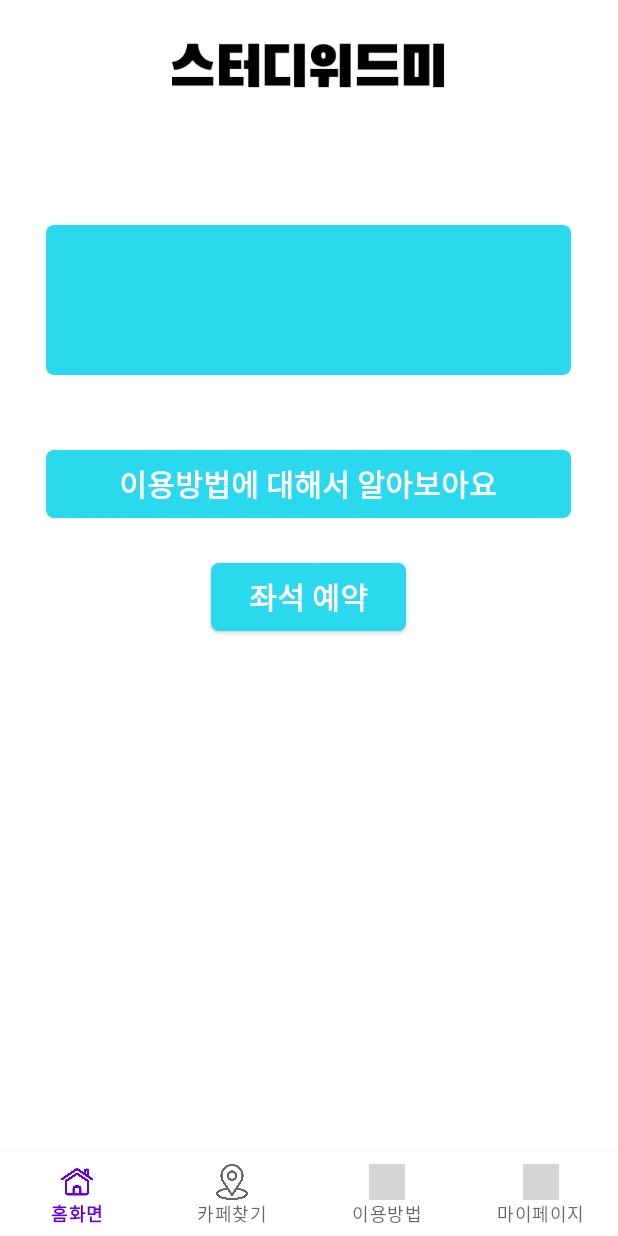
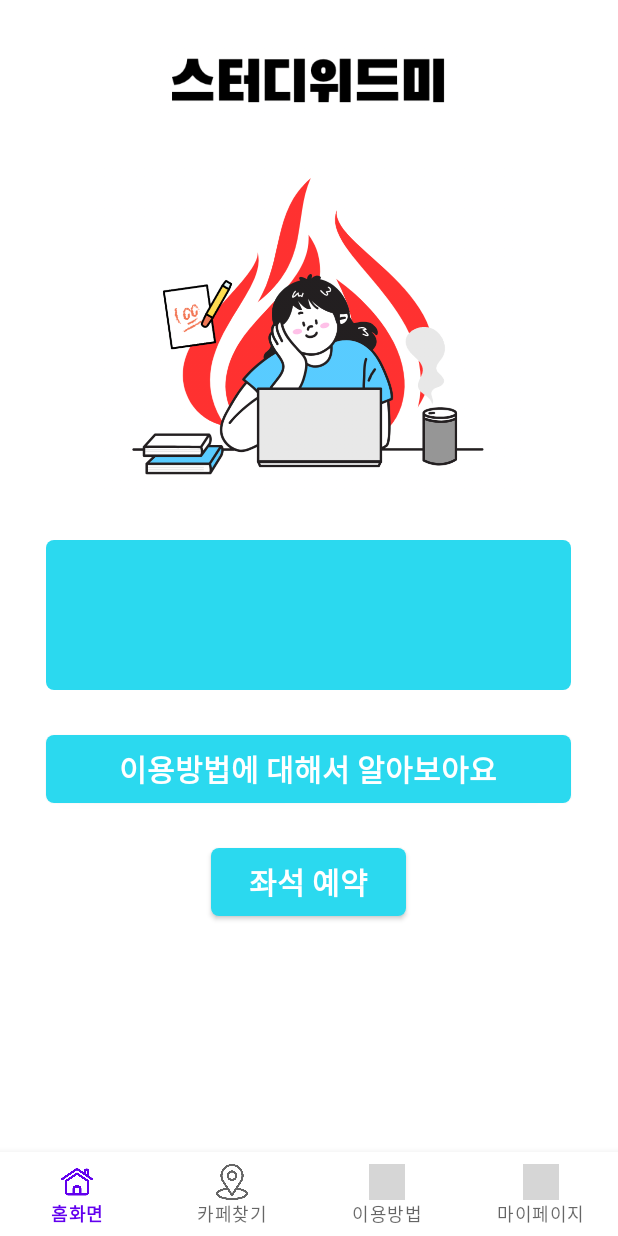
Before and after one commit to Seong-A/StudyWithMe, an Android app: the LoginSuccessActivity screen opened directly, with no data from a screen before it, on a phone screen of 412 x 824 dp. Run offline under Robolectric (Android 15) with nearby library versions, the phone set to English and light mode, and no system bars; our stand-ins replace Firebase (no records; nobody signed in at launch, a user with empty details on screens opened directly); grey boxes are pictures that could not be loaded.

Commit message:
Main ViewPager2

```diff
--- a/app/build.gradle
+++ b/app/build.gradle
@@ -36,6 +36,7 @@ dependencies {
     implementation 'com.google.android.material:material:1.10.0'
     implementation 'androidx.constraintlayout:constraintlayout:2.1.4'
     implementation 'com.google.firebase:firebase-auth:22.3.0'
+    implementation 'androidx.viewpager2:viewpager2:1.0.0'
     testImplementation 'junit:junit:4.13.2'
     androidTestImplementation 'androidx.test.ext:junit:1.1.5'
     androidTestImplementation 'androidx.test.espresso:espresso-core:3.5.1'
--- /dev/null
+++ b/app/src/main/java/com/example/studywithme/Fragment1.java
@@ -0,0 +1,35 @@
+package com.example.studywithme;
+
+import android.os.Bundle;
+import android.view.LayoutInflater;
+import android.view.View;
+import android.view.ViewGroup;
+
+import androidx.annotation.NonNull;
+import androidx.annotation.Nullable;
+import androidx.fragment.app.Fragment;
+
+public class Fragment1 extends Fragment {
+    public static Fragment1 newInstance(int number) {
+        Fragment1 fragment1 = new Fragment1();
+        Bundle bundle = new Bundle();
+        bundle.putInt("number", number);
+        fragment1.setArguments(bundle);
+        return fragment1;
+    }
+
+    @Override
+    public void onCreate(@Nullable Bundle savedInstanceState) {
+        super.onCreate(savedInstanceState);
+
+        if (getArguments() != null) {
+            int num = getArguments().getInt("number");
+        }
+    }
+
+    @Nullable
+    @Override
+    public View onCreateView(@NonNull LayoutInflater inflater, @Nullable ViewGroup container, @Nullable Bundle savedInstanceState) {
+        return LayoutInflater.from(inflater.getContext()).inflate(R.layout.fragment1, container, false);
+    }
+}
--- /dev/null
+++ b/app/src/main/java/com/example/studywithme/Fragment2.java
@@ -0,0 +1,35 @@
+package com.example.studywithme;
+
+import android.os.Bundle;
+import android.view.LayoutInflater;
+import android.view.View;
+import android.view.ViewGroup;
+
+import androidx.annotation.NonNull;
+import androidx.annotation.Nullable;
+import androidx.fragment.app.Fragment;
+
+public class Fragment2 extends Fragment {
+    public static Fragment2 newInstance(int number) {
+        Fragment2 fragment2 = new Fragment2();
+        Bundle bundle = new Bundle();
+        bundle.putInt("number", number);
+        fragment2.setArguments(bundle);
+        return fragment2;
+    }
+
+    @Override
+    public void onCreate(@Nullable Bundle savedInstanceState) {
+        super.onCreate(savedInstanceState);
+
+        if (getArguments() != null) {
+            int num = getArguments().getInt("number");
+        }
+    }
+
+    @Nullable
+    @Override
+    public View onCreateView(@NonNull LayoutInflater inflater, @Nullable ViewGroup container, @Nullable Bundle savedInstanceState) {
+        return LayoutInflater.from(inflater.getContext()).inflate(R.layout.fragment2, container, false);
+    }
+}
--- a/app/src/main/java/com/example/studywithme/LoginSuccessActivity.java
+++ b/app/src/main/java/com/example/studywithme/LoginSuccessActivity.java
@@ -3,6 +3,8 @@ package com.example.studywithme;
 import androidx.annotation.NonNull;
 import androidx.appcompat.app.ActionBar;
 import androidx.appcompat.app.AppCompatActivity;
+import androidx.fragment.app.Fragment;
+import androidx.viewpager2.widget.ViewPager2;
 
 import android.app.Activity;
 import android.content.Intent;
@@ -25,10 +27,13 @@ import com.google.firebase.database.DatabaseReference;
 import com.google.firebase.database.FirebaseDatabase;
 import com.google.firebase.database.ValueEventListener;
 
+import java.util.ArrayList;
+
 public class LoginSuccessActivity extends AppCompatActivity {
 
     private FirebaseAuth firebaseAuth;
     private DatabaseReference databaseReference;
+    private ViewPager2 viewPager2;
 
     @Override
     protected void onCreate(Bundle savedInstanceState) {
@@ -45,6 +50,15 @@ public class LoginSuccessActivity extends AppCompatActivity {
         // 사용자 이름
         TextView userTextView = findViewById(R.id.user);
 
+        // 배너
+        ArrayList<Fragment> fragments = new ArrayList<>();
+        fragments.add(Fragment1.newInstance(0));
+        fragments.add(Fragment2.newInstance(1));
+
+        viewPager2 = findViewById(R.id.viewPager2_container);
+
+        ViewPager2Adapter viewPager2Adapter = new ViewPager2Adapter(this, fragments);
+        viewPager2.setAdapter(viewPager2Adapter);
 
 
         // 좌석 예약 버튼
--- /dev/null
+++ b/app/src/main/java/com/example/studywithme/ViewPager2Adapter.java
@@ -0,0 +1,29 @@
+package com.example.studywithme;
+
+import androidx.annotation.NonNull;
+import androidx.fragment.app.Fragment;
+import androidx.fragment.app.FragmentActivity;
+import androidx.viewpager2.adapter.FragmentStateAdapter;
+
+import java.util.ArrayList;
+
+public class ViewPager2Adapter extends FragmentStateAdapter {
+    private ArrayList<Fragment> mFragments;
+
+    public ViewPager2Adapter(@NonNull FragmentActivity fragmentActivity, ArrayList list) {
+        super(fragmentActivity);
+        this.mFragments = list;
+    }
+
+    @NonNull
+    @Override
+    public Fragment createFragment(int position) {
+        int index = position % mFragments.size();
+        return mFragments.get(index);
+    }
+
+    @Override
+    public int getItemCount() {
+        return mFragments.size();
+    }
+}
--- a/app/src/main/res/layout/activity_login_success.xml
+++ b/app/src/main/res/layout/activity_login_success.xml
@@ -11,7 +11,7 @@
         android:layout_width="match_parent"
         android:layout_height="wrap_content"
         android:orientation="horizontal"
-        android:layout_marginTop="20dp"
+        android:layout_marginTop="30dp"
         app:layout_constraintTop_toTopOf="parent"
         app:layout_constraintStart_toStartOf="parent"
         app:layout_constraintEnd_toEndOf="parent">
@@ -34,12 +34,29 @@
         app:layout_constraintStart_toStartOf="parent"
         app:layout_constraintVertical_bias="0.313">
 
+        <FrameLayout
+            android:layout_width="350dp"
+            android:layout_height="220dp"
+            android:layout_gravity="center"
+            android:layout_marginTop="110dp">
+
+            <androidx.viewpager2.widget.ViewPager2
+                android:id="@+id/viewPager2_container"
+                android:layout_width="match_parent"
+                android:layout_height="match_parent"
+                app:layout_constraintBottom_toBottomOf="parent"
+                app:layout_constraintLeft_toLeftOf="parent"
+                app:layout_constraintRight_toRightOf="parent"
+                app:layout_constraintTop_toTopOf="parent" />
+
+        </FrameLayout>
+
         <TextView
             android:id="@+id/user"
             android:layout_width="350dp"
             android:layout_height="100dp"
             android:layout_gravity="center"
-            android:layout_marginTop="150dp"
+            android:layout_marginTop="30dp"
             android:background="@drawable/btn_background"
             android:gravity="center"
             android:textSize="22dp"
@@ -51,7 +68,7 @@
             android:layout_width="350dp"
             android:layout_height="45dp"
             android:layout_gravity="center"
-            android:layout_marginTop="50dp"
+            android:layout_marginTop="30dp"
             android:background="@drawable/btn_background"
             android:text="이용방법에 대해서 알아보아요"
             android:textColor="@color/white"
--- /dev/null
+++ b/app/src/main/res/layout/fragment1.xml
@@ -0,0 +1,18 @@
+<?xml version="1.0" encoding="utf-8"?>
+<androidx.constraintlayout.widget.ConstraintLayout xmlns:android="http://schemas.android.com/apk/res/android"
+    xmlns:app="http://schemas.android.com/apk/res-auto"
+    xmlns:tools="http://schemas.android.com/tools"
+    android:layout_width="match_parent"
+    android:layout_height="match_parent">
+
+    <ImageView
+        android:id="@+id/logo"
+        android:layout_width="350dp"
+        android:layout_height="220dp"
+        android:layout_gravity="center"
+        app:srcCompat="@drawable/study"
+        app:layout_constraintTop_toTopOf="parent"
+        app:layout_constraintStart_toStartOf="parent"
+        app:layout_constraintEnd_toEndOf="parent" />
+
+</androidx.constraintlayout.widget.ConstraintLayout>
--- /dev/null
+++ b/app/src/main/res/layout/fragment2.xml
@@ -0,0 +1,17 @@
+<?xml version="1.0" encoding="utf-8"?>
+<androidx.constraintlayout.widget.ConstraintLayout xmlns:android="http://schemas.android.com/apk/res/android"
+    xmlns:app="http://schemas.android.com/apk/res-auto"
+    android:layout_width="match_parent"
+    android:layout_height="match_parent">
+
+    <ImageView
+        android:id="@+id/logo"
+        android:layout_width="350dp"
+        android:layout_height="220dp"
+        android:layout_gravity="center"
+        app:srcCompat="@drawable/fee"
+        app:layout_constraintTop_toTopOf="parent"
+        app:layout_constraintStart_toStartOf="parent"
+        app:layout_constraintEnd_toEndOf="parent" />
+
+</androidx.constraintlayout.widget.ConstraintLayout>
```
Also changed, not shown: app/src/main/res/drawable/fee.png (added).
